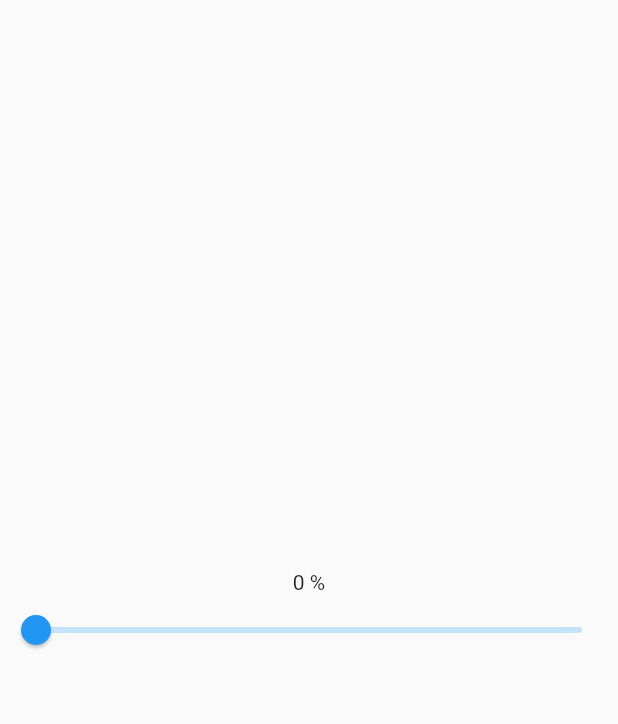
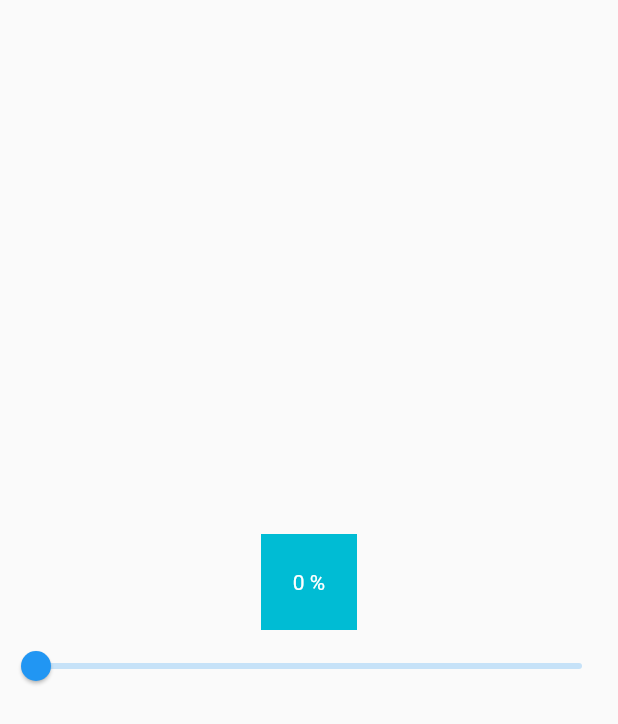
Before and after one commit to rxlabz/painted_progress_widget, a Flutter app: the screen it shows after launch, on a phone screen of 412 x 824 dp. Shown: the top 724 px of the screen. Run offline on Flutter 3.47's test engine with Material 2 defaults, Android fonts, the phone set to English and light mode, and no system bars.

```diff
--- /dev/null
+++ b/lib/ProgressButton.dart
@@ -0,0 +1,36 @@
+import 'package:flutter/foundation.dart';
+import 'package:flutter/material.dart';
+import 'package:flutter/widgets.dart';
+
+class ProgressButton extends StatelessWidget {
+  final double percentProgress;
+  final Size size;
+  final Color primaryColor;
+  final Color contrastColor;
+
+  ProgressButton({
+    Key key,
+    @required this.percentProgress,
+    this.size: const Size(64.0, 64.0),
+    this.primaryColor: Colors.cyan,
+    this.contrastColor: Colors.white,
+  }) : super(key: key) {
+    assert(percentProgress != null);
+  }
+
+  @override
+  Widget build(BuildContext context) {
+    return Container(
+      color: primaryColor,
+      width: size.width,
+      height: size.height,
+      child: Stack(children: [
+        Center(
+            child: Text(
+          '${percentProgress.round()} %',
+          style: TextStyle(color: contrastColor),
+        ))
+      ]),
+    );
+  }
+}
--- a/lib/main.dart
+++ b/lib/main.dart
@@ -1,4 +1,6 @@
 import 'package:flutter/material.dart';
+
+import 'ProgressButton.dart';
 
 void main() => runApp(new App());
 
@@ -26,7 +28,9 @@ class _ProgressButtonDemoState extends State<ProgressButtonDemo> {
     return new Column(
       mainAxisAlignment: MainAxisAlignment.center,
       children: <Widget>[
-        Text("${progress.round()} %"),
+        ProgressButton(
+          percentProgress: progress,
+        ),
         Slider(
           value: progress,
           min: 0.0,
```
Also changed, not shown: img/step2.png (added).
